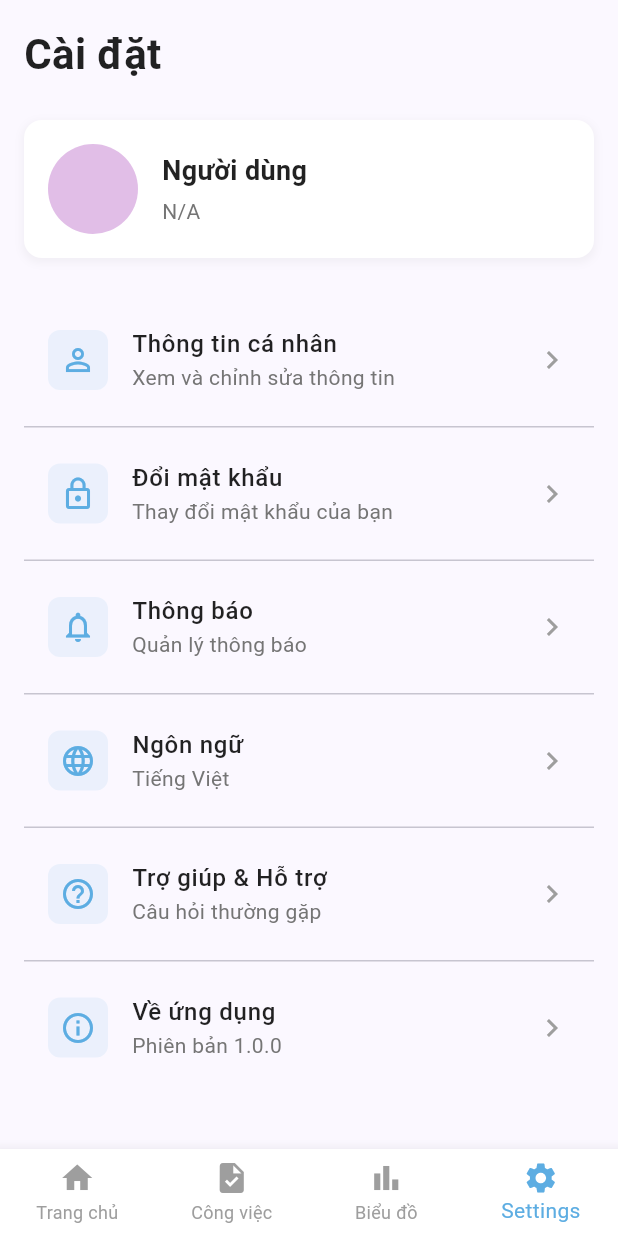
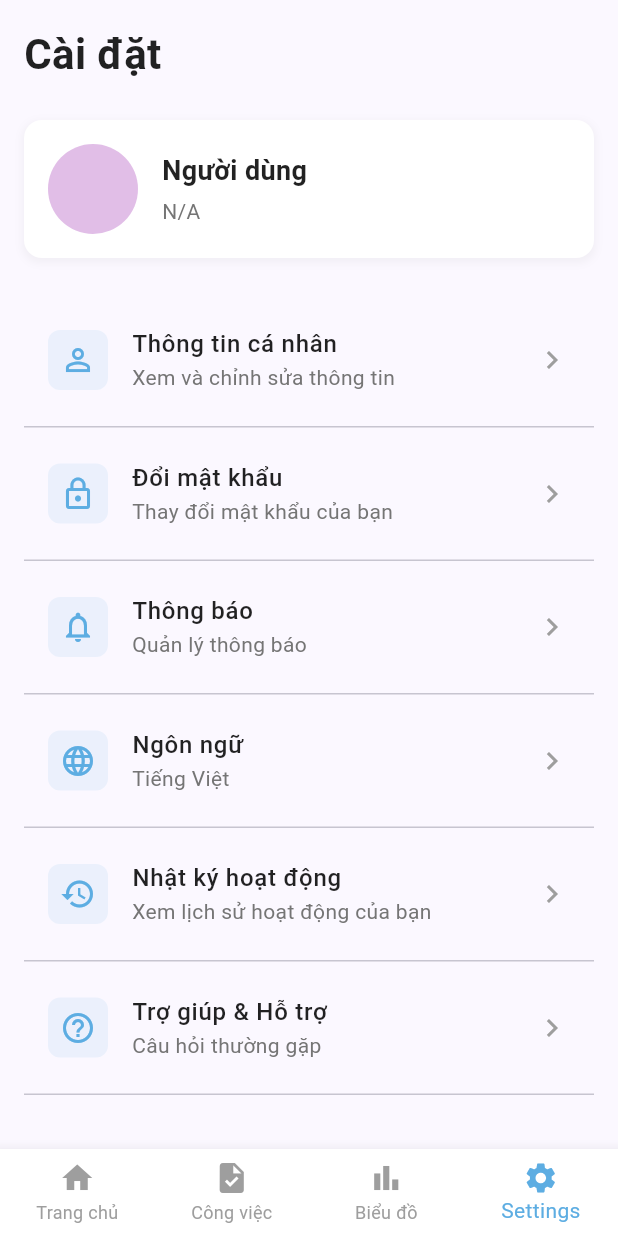
Before and after one commit to lenguyen-it/team_task_manager_project, a Flutter app: the BottomNavbar screen opened directly, item 4 of the bottom bar chosen, on a phone screen of 412 x 824 dp. Run offline on Flutter 3.47's test engine with Material 3 defaults, Android fonts, the phone set to English and light mode, and no system bars; our stand-ins replace dropdown_button2, file_picker, fl_chart, flutter_dotenv, flutter_secure_storage, image_picker and 2 more; accounts and stored records are empty.

Commit message:
thêm điều hướng cho activiry ở setting

```diff
--- a/task_team_frontend_mobile/lib/screens/setting_screen.dart
+++ b/task_team_frontend_mobile/lib/screens/setting_screen.dart
@@ -1,5 +1,6 @@
 import 'package:flutter/material.dart';
 import 'package:provider/provider.dart';
+import 'package:task_team_frontend_mobile/screens/activitylog_screen.dart';
 import 'package:task_team_frontend_mobile/screens/login_screen.dart';
 import 'package:task_team_frontend_mobile/screens/profile_screen.dart';
 import '../config/api_config.dart';
@@ -245,6 +246,20 @@ class _SettingScreenState extends State<SettingScreen> {
                   ),
                   const Divider(height: 1),
                   _buildSettingItem(
+                    icon: Icons.history,
+                    title: 'Nhật ký hoạt động',
+                    subtitle: 'Xem lịch sử hoạt động của bạn',
+                    onTap: () {
+                      Navigator.push(
+                        context,
+                        MaterialPageRoute(
+                          builder: (context) => const ActivityLogScreen(),
+                        ),
+                      );
+                    },
+                  ),
+                  const Divider(height: 1),
+                  _buildSettingItem(
                     icon: Icons.help_outline,
                     title: 'Trợ giúp & Hỗ trợ',
                     subtitle: 'Câu hỏi thường gặp',
```
